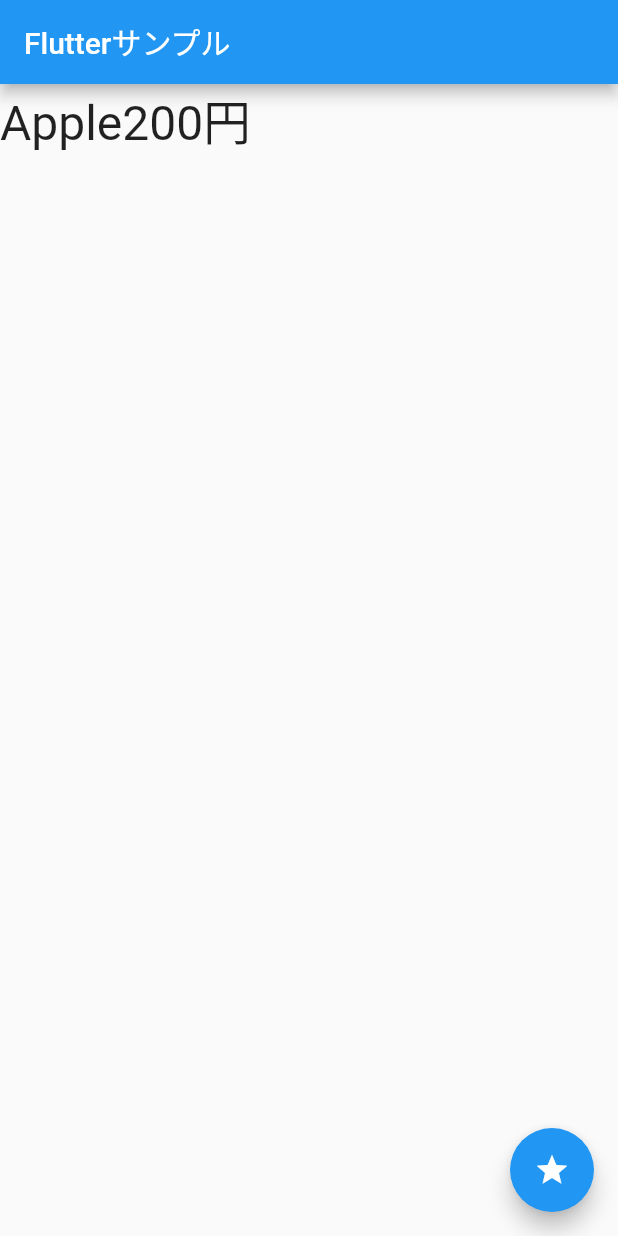
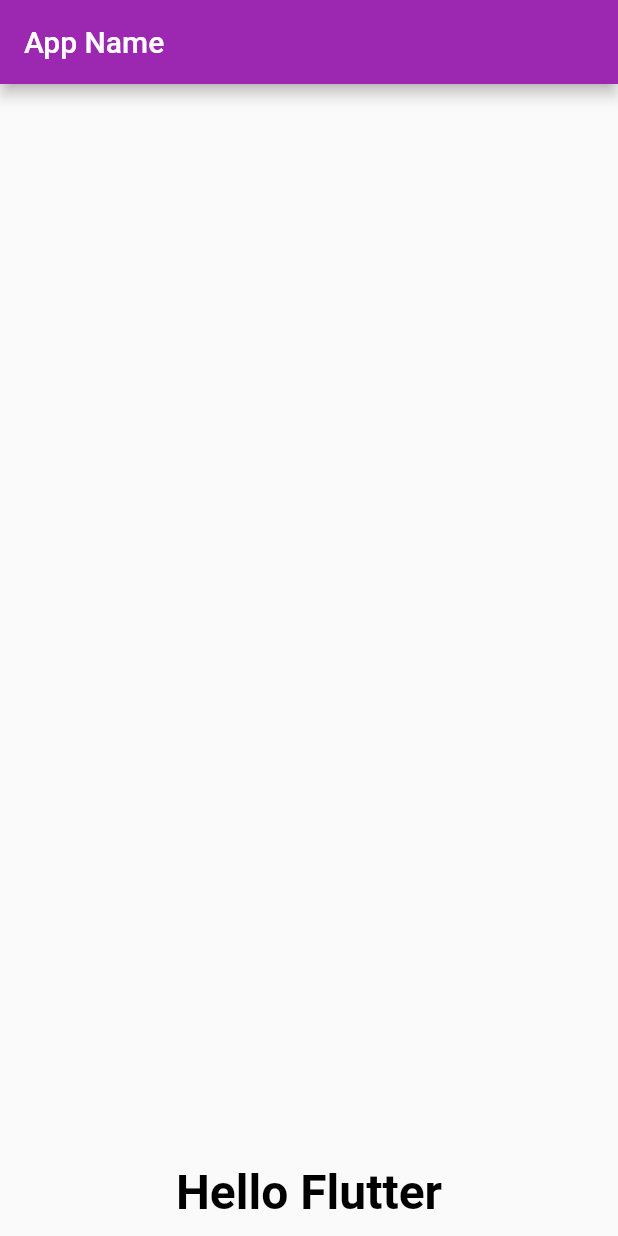
Before and after one commit to CutRay/tutorial-flutter, a Flutter app: the screen it shows after launch, on a phone screen of 412 x 824 dp. Run offline on Flutter 3.47's test engine with Material 2 defaults, Android fonts, the phone set to English and light mode, and no system bars.

Commit message:
Container完成

```diff
--- a/lib/main.dart
+++ b/lib/main.dart
@@ -1,67 +1,48 @@
 import 'package:flutter/material.dart';
 
-void main() => runApp(MyApp());
+void main() {
+  runApp(new MyApp());
+}
 
 class MyApp extends StatelessWidget {
-  final String title = 'Flutterサンプル';
-  final String message = 'Hello';
   @override
   Widget build(BuildContext context) {
     return new MaterialApp(
-        title: 'Flutter Demo',
-        home: new MyHomePage(
-          title: this.title,
-        ));
+      title: 'Generated App',
+      theme: new ThemeData(
+        primarySwatch: Colors.purple,
+        primaryColor: const Color(0xFF9c27b0),
+        accentColor: const Color(0xFF9c27b0),
+        canvasColor: const Color(0xFFfafafa),
+      ),
+      home: new MyHomePage(),
+    );
   }
 }
 
 class MyHomePage extends StatefulWidget {
-  MyHomePage({this.title}) : super();
-  final String title;
-
+  MyHomePage({Key key}) : super(key: key);
   @override
   _MyHomePageState createState() => new _MyHomePageState();
 }
 
-class Data {
-  int _price;
-  String _name;
-  Data(this._name, this._price) : super();
-
+class _MyHomePageState extends State<MyHomePage> {
   @override
-  String toString() {
-    return _name + _price.toString() + '円';
+  Widget build(BuildContext context) {
+    return new Scaffold(
+        appBar: AppBar(
+          title: Text('App Name'),
+        ),
+        body: Container(
+            child: Text(
+              "Hello Flutter",
+              style: TextStyle(
+                  fontSize: 32.0,
+                  color: const Color(0xFF000000),
+                  fontWeight: FontWeight.w700,
+                  fontFamily: "Roboto"),
+            ),
+            padding: const EdgeInsets.all(10.0),
+            alignment: Alignment.bottomCenter));
   }
 }
-
-class _MyHomePageState extends State<MyHomePage> {
-  static final _data = [
-    Data('Apple', 200),
-    Data('Orange', 150),
-    Data('Peach', 300)
-  ];
-  Data _item;
-  @override
-  void initState() {
-    super.initState();
-    _item = _data[0];
-  }
-
-  void _setMessage() {
-    setState(() {
-      _item = (_data..shuffle()).first;
-    });
-  }
-
-  @override
-  Widget build(BuildContext context) {
-    return Scaffold(
-        appBar: AppBar(title: Text(widget.title)),
-        body: Text(_item.toString(), style: TextStyle(fontSize: 32.0)),
-        floatingActionButton: FloatingActionButton(
-          onPressed: _setMessage,
-          tooltip: 'set message',
-          child: Icon(Icons.star),
-        ));
-  }
-}
```
